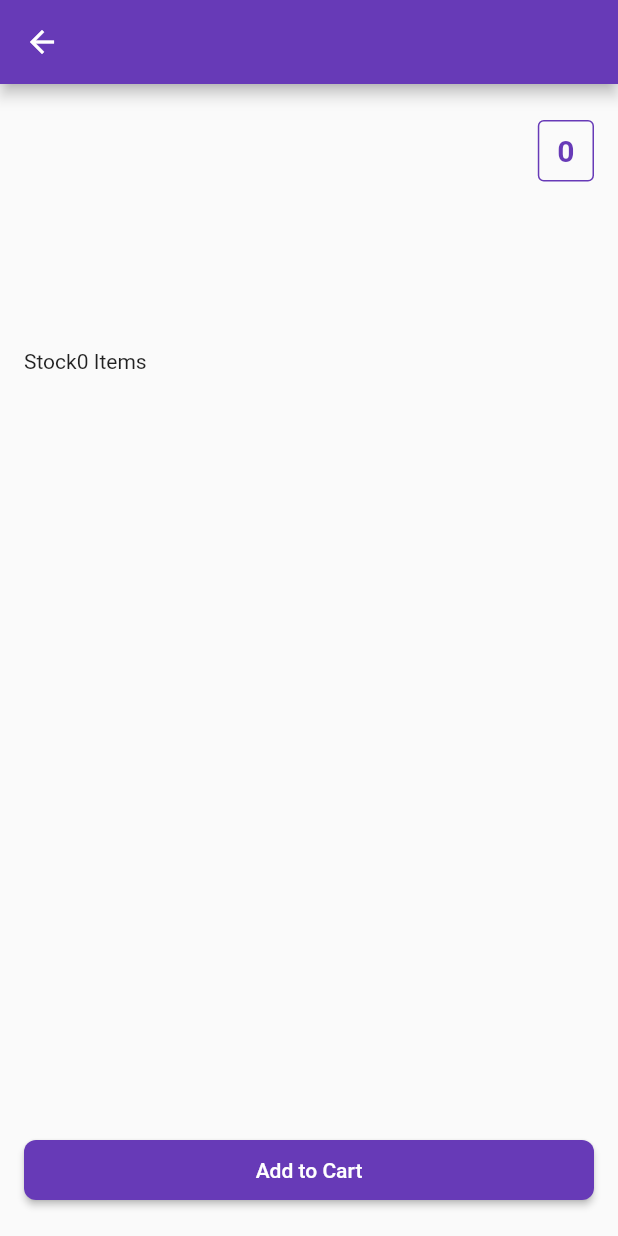
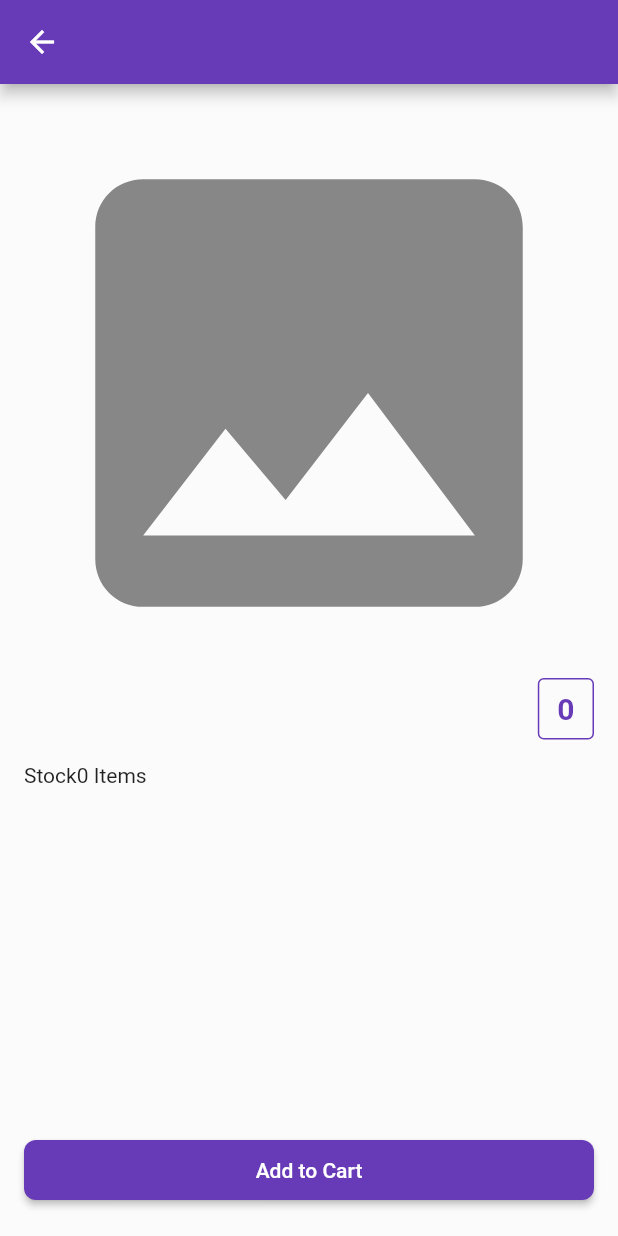
Before and after one commit to salario07/my_market, a Flutter app: the ShowProduct screen opened directly with empty values, after a tap on "Add to Cart", on a phone screen of 412 x 824 dp. Run offline on Flutter 3.47's test engine with Material 2 defaults, Android fonts, the phone set to English and light mode, and no system bars; our stand-ins replace dio, get; network calls fail.

Commit message:
doing show product

```diff
--- a/lib/controller/show_product_controller.dart
+++ b/lib/controller/show_product_controller.dart
@@ -6,16 +6,7 @@ import 'package:my_market/model/product.dart';
 import 'package:my_market/repository/show_product_repo.dart';
 
 class ShowProductController extends GetxController {
-  Rx<Product> product = Product(
-          id: 0,
-          name: '',
-          categoryId: 0,
-          categoryName: '',
-          description: '',
-          images: [],
-          price: 0,
-          stock: 0)
-      .obs;
+  Rx<Product> product = Product.getDefault().obs;
   RxBool isLoading = true.obs;
 
   ShowProductRepo repository = ShowProductRepo();
--- a/lib/model/product.dart
+++ b/lib/model/product.dart
@@ -46,4 +46,16 @@ class Product {
       Constants.images: images
     };
   }
+
+  static Product getDefault(){
+    return Product(
+        id: 0,
+        name: '',
+        categoryId: 0,
+        categoryName: '',
+        description: '',
+        images: [],
+        price: 0,
+        stock: 0);
+  }
 }
--- a/lib/widget/ui/show_product.dart
+++ b/lib/widget/ui/show_product.dart
@@ -15,20 +15,28 @@ class ShowProduct extends StatelessWidget {
   Widget build(BuildContext context) {
     Get.lazyPut<ShowProductController>(() => ShowProductController(id));
     return Scaffold(
+      backgroundColor: AppColors.colorBackground,
       appBar: AppBar(
         title: Obx(() => Text(_controller.product().name)),
       ),
-      body: Obx(
-        () => Column(
+      body: SingleChildScrollView(
+        scrollDirection: Axis.vertical,
+        child: Obx(
+          () => Padding(
+            padding: EdgeInsets.only(top: 16, bottom: 24, right: 16, left: 16),
+            child: Column(
               children: [
-            /*Image.network(
+                _controller.product().images.length > 0
+                    ? Image.network(
                         _controller.product().images[0],
                         width: double.infinity,
                         fit: BoxFit.fitWidth,
-            ),*/
-            Padding(
-              padding: EdgeInsets.symmetric(vertical: 24, horizontal: 16),
-              child: Row(
+                      )
+                    : Container(
+                        width: double.infinity,
+                        child: FittedBox(
+                            fit: BoxFit.fitWidth, child: Icon(Icons.image,color: AppColors.colorDivider,))),
+                Row(
                   mainAxisAlignment: MainAxisAlignment.end,
                   crossAxisAlignment: CrossAxisAlignment.center,
                   children: [
@@ -36,7 +44,8 @@ class ShowProduct extends StatelessWidget {
                       child: Text(
                         _controller.product().name,
                         textAlign: TextAlign.start,
-                      style: TextStyle(fontWeight: FontWeight.bold, fontSize: 20),
+                        style: TextStyle(
+                            fontWeight: FontWeight.bold, fontSize: 20),
                       ),
                     ),
                     Container(
@@ -58,26 +67,29 @@ class ShowProduct extends StatelessWidget {
                     )
                   ],
                 ),
+                Container(
+                  width: double.infinity,
+                  child: Text(
+                    _controller.product().description,
+                    textAlign: TextAlign.start,
                   ),
-            Padding(
-                padding: EdgeInsets.symmetric(vertical: 24, horizontal: 16),
-                child: Text(_controller.product().description,textAlign: TextAlign.start,)),
-            Padding(
-              padding: EdgeInsets.symmetric(vertical: 24, horizontal: 16),
-              child: Row(
+                ),
+                Row(
+                  mainAxisSize: MainAxisSize.max,
                   crossAxisAlignment: CrossAxisAlignment.center,
                   children: [
                     Text(LocaleKeys.show_product_stock.tr),
                     Text(
-                      '${_controller.product().stock} ${LocaleKeys.show_product_items.tr}')
+                        '${_controller.product().stock} ${LocaleKeys.show_product_items.tr}',textAlign: TextAlign.end,)
                   ],
-              ),
                 )
               ],
             ),
           ),
+        ),
+      ),
       bottomNavigationBar: Padding(
-          padding: EdgeInsets.symmetric(horizontal: 16),
+          padding: EdgeInsets.symmetric(horizontal: 16, vertical: 0),
           child: MyButton(Text(LocaleKeys.show_product_add_to_cart.tr), () {})),
     );
   }
```
Lines whose indentation alone changed are shown as unchanged.
